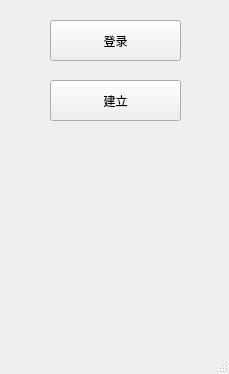
Old version of the form Client/PandaRC.ui in the repository radtek/PandaRC.
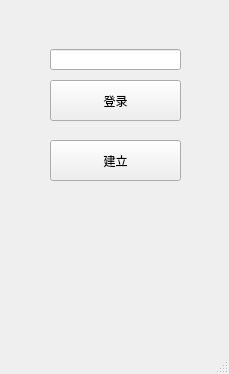
New version of the form.

```diff
--- a/Client/PandaRC.ui
+++ b/Client/PandaRC.ui
@@ -18,7 +18,7 @@
     <property name="geometry">
      <rect>
       <x>50</x>
-      <y>20</y>
+      <y>80</y>
       <width>131</width>
       <height>41</height>
      </rect>
@@ -31,7 +31,7 @@
     <property name="geometry">
      <rect>
       <x>50</x>
-      <y>80</y>
+      <y>140</y>
       <width>131</width>
       <height>41</height>
      </rect>
@@ -40,6 +40,16 @@
      <string>建立</string>
     </property>
    </widget>
+   <widget class="QLineEdit" name="leUserID">
+    <property name="geometry">
+     <rect>
+      <x>50</x>
+      <y>49</y>
+      <width>131</width>
+      <height>21</height>
+     </rect>
+    </property>
+   </widget>
   </widget>
   <widget class="QMenuBar" name="menuBar">
    <property name="geometry">
```
